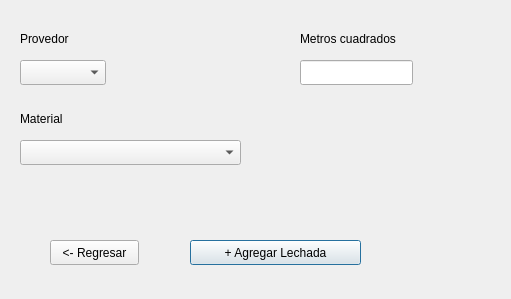
Qt form lechadas.ui (AleZavRan/Precios-Unitarios) before a commit.
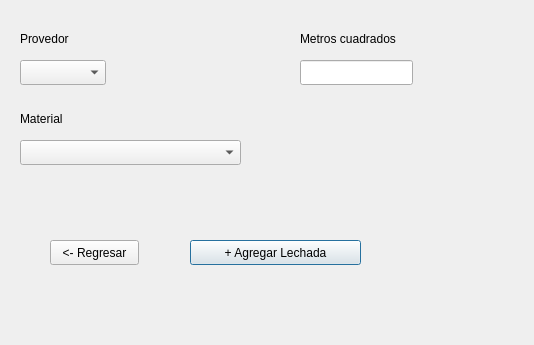
The same form after that commit.

The edit to the form file:
```diff
--- a/lechadas.ui
+++ b/lechadas.ui
@@ -6,8 +6,8 @@
    <rect>
     <x>0</x>
     <y>0</y>
-    <width>511</width>
-    <height>299</height>
+    <width>534</width>
+    <height>345</height>
    </rect>
   </property>
   <property name="windowTitle">
```
